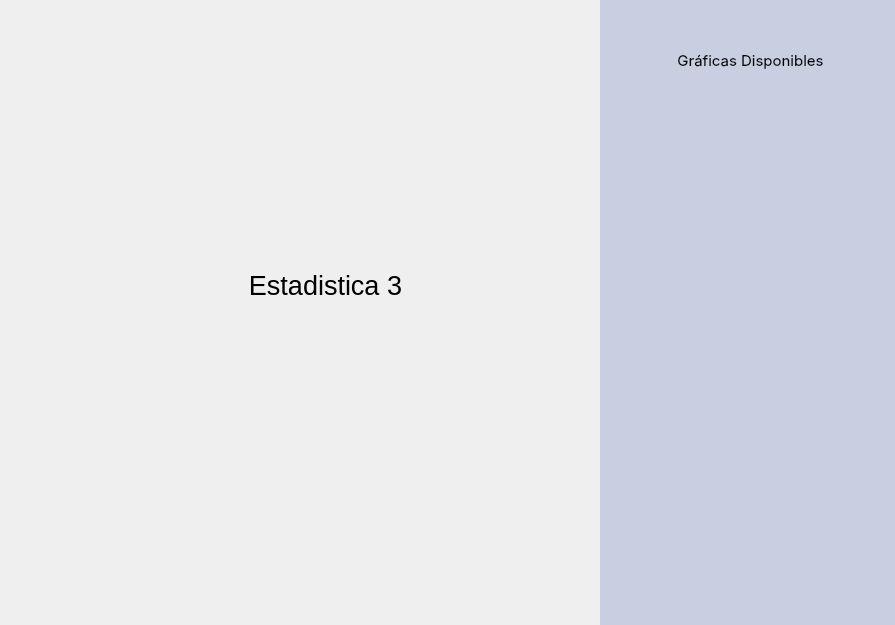
Qt form appetizer-core/components-manager/contenedor_graficas.ui (AngelGenis/Appetizer) before a commit.
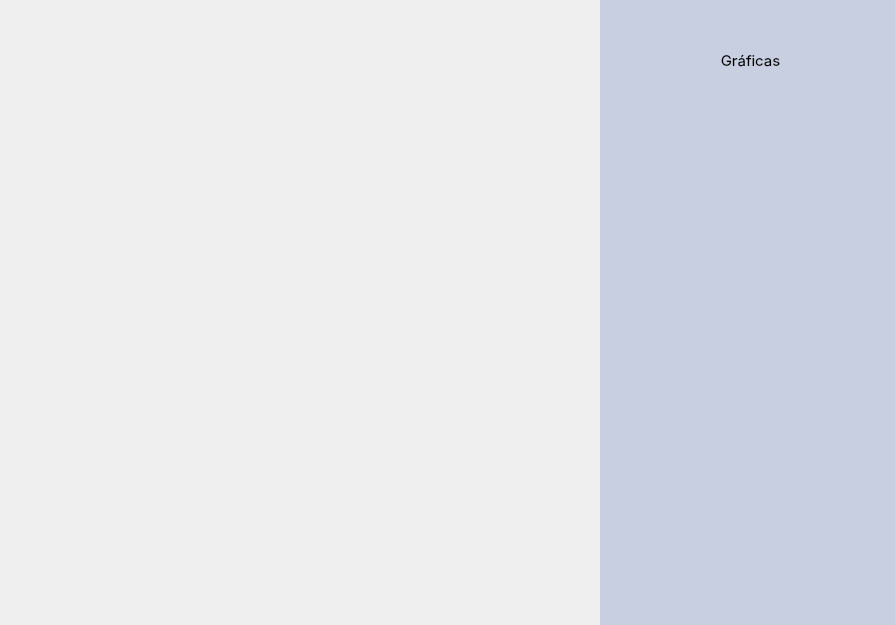
The same form after that commit. The open tabs and pages were chosen to show the change. Icons and pictures are not drawn. Custom widgets are drawn as their Qt base class.

Commit message: Grafica barras estructura

Patch:
```diff
--- a/appetizer-core/components-manager/contenedor_graficas.ui
+++ b/appetizer-core/components-manager/contenedor_graficas.ui
@@ -115,7 +115,7 @@
     </font>
    </property>
    <property name="text">
-    <string>Gráficas Disponibles</string>
+    <string>Gráficas</string>
    </property>
    <property name="alignment">
     <set>Qt::AlignCenter</set>
@@ -205,21 +205,21 @@
   <widget class="QStackedWidget" name="stackedWidget">
    <property name="geometry">
     <rect>
-     <x>70</x>
-     <y>120</y>
-     <width>491</width>
-     <height>341</height>
+     <x>60</x>
+     <y>100</y>
+     <width>521</width>
+     <height>471</height>
     </rect>
    </property>
    <property name="currentIndex">
     <number>0</number>
    </property>
    <widget class="QWidget" name="page">
-    <widget class="QLabel" name="label_3">
+    <widget class="QLabel" name="label_5">
      <property name="geometry">
       <rect>
-       <x>140</x>
-       <y>80</y>
+       <x>160</x>
+       <y>170</y>
        <width>251</width>
        <height>131</height>
       </rect>
@@ -260,31 +260,17 @@
      </property>
     </widget>
    </widget>
-   <widget class="QWidget" name="page_3">
-    <widget class="QLabel" name="label_5">
-     <property name="geometry">
-      <rect>
-       <x>130</x>
-       <y>100</y>
-       <width>251</width>
-       <height>131</height>
-      </rect>
-     </property>
-     <property name="font">
-      <font>
-       <pointsize>20</pointsize>
-      </font>
-     </property>
-     <property name="text">
-      <string>Estadistica 3</string>
-     </property>
-     <property name="alignment">
-      <set>Qt::AlignCenter</set>
-     </property>
-    </widget>
-   </widget>
+   <widget class="barras_platillos" name="page_3"/>
   </widget>
  </widget>
+ <customwidgets>
+  <customwidget>
+   <class>barras_platillos</class>
+   <extends>QWidget</extends>
+   <header>components-manager/barras_platillos.h</header>
+   <container>1</container>
+  </customwidget>
+ </customwidgets>
  <resources>
   <include location="../Resources.qrc"/>
  </resources>
```
The commit also changes 5 other files.
